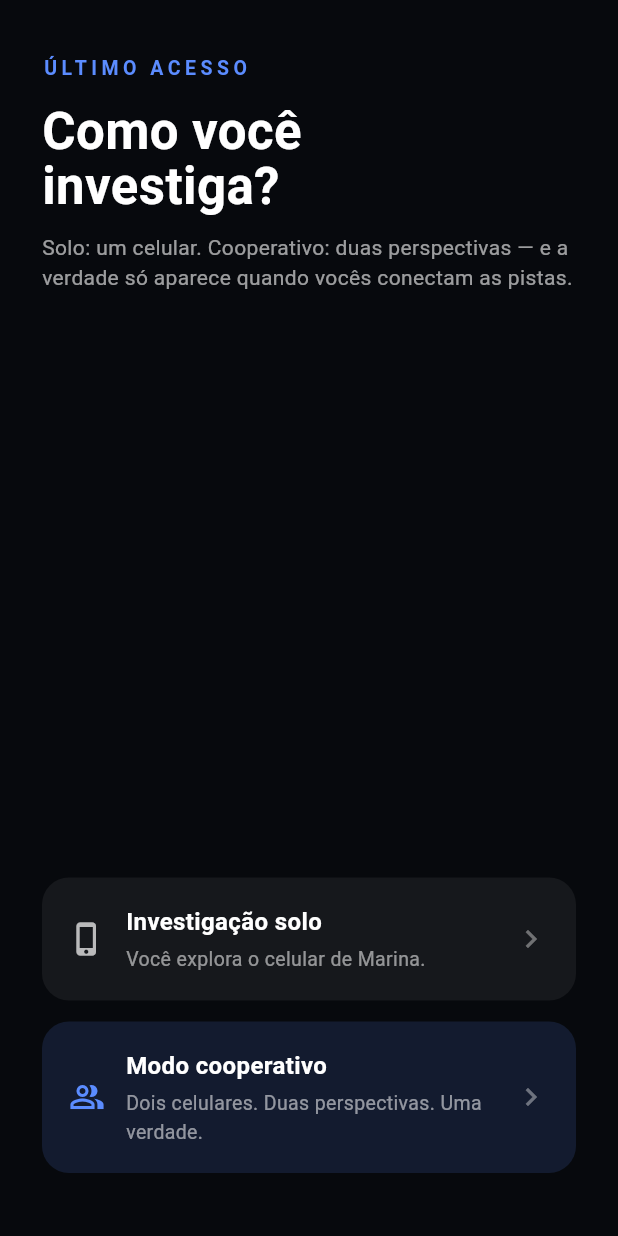
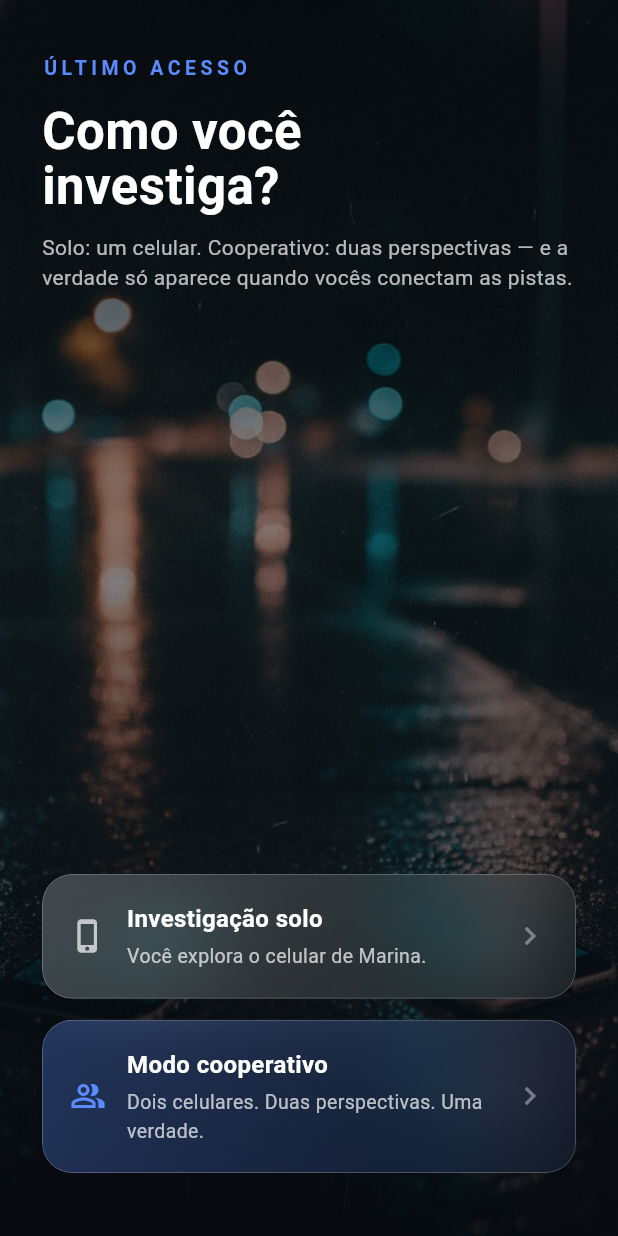
Before and after one commit to Anderson0312/LAST-TRACE, a Flutter app: the screen it shows after launch, on a phone screen of 412 x 824 dp. Run offline on Flutter 3.47's test engine with Material 3 defaults, Android fonts, the light colour scheme and no system bars; our stand-ins replace shared_preferences; missing offline and left inert: dart:html, dart:js; Roboto replaces fonts that are missing (SF Pro Text).

Commit message:
Add mode select wallpaper and glass UI
Adds a dedicated wallpaper for the mode selector and refreshes the screen with layered gradients, glass-like cards, and clearer text contrast. The dynamic island status icons were simplified to use Material icons for a cleaner, more consistent look.

```diff
--- a/lib/presentation/coop/mode_select_screen.dart
+++ b/lib/presentation/coop/mode_select_screen.dart
@@ -1,10 +1,12 @@
 import 'package:flutter/material.dart';
 import 'package:flutter/services.dart';
 import 'package:provider/provider.dart';
+import '../../core/assets/game_images.dart';
 import '../../core/theme/osis_theme.dart';
 import '../../data/repositories/case_repository.dart';
 import '../../domain/engines/game_engine.dart';
 import '../intro/intro_screen.dart';
+import '../phone/liquid_glass.dart';
 import 'coop_lobby_screen.dart';
 
 /// Escolha: solo ou cooperativo.
@@ -15,7 +17,28 @@
   Widget build(BuildContext context) {
     return Scaffold(
       backgroundColor: const Color(0xFF07090D),
-      body: SafeArea(
+      body: Stack(
+        fit: StackFit.expand,
+        children: [
+          GameAssetImage(
+            assetPath: GameImages.wallpaper('mode_select'),
+            fallback: const ColoredBox(color: Color(0xFF07090D)),
+          ),
+          const DecoratedBox(
+            decoration: BoxDecoration(
+              gradient: LinearGradient(
+                begin: Alignment.topCenter,
+                end: Alignment.bottomCenter,
+                colors: [
+                  Color(0xCC05070C),
+                  Color(0x6605070C),
+                  Color(0xE605070C),
+                ],
+                stops: [0.0, 0.42, 1.0],
+              ),
+            ),
+          ),
+          SafeArea(
             child: Padding(
               padding: const EdgeInsets.fromLTRB(28, 36, 28, 24),
               child: Column(
@@ -43,7 +66,7 @@
                   const SizedBox(height: 12),
                   const Text(
                     'Solo: um celular. Cooperativo: duas perspectivas — e a verdade só aparece quando vocês conectam as pistas.',
-                style: TextStyle(color: Colors.white60, height: 1.45),
+                    style: TextStyle(color: Colors.white70, height: 1.45),
                   ),
                   const Spacer(),
                   _ModeCard(
@@ -74,7 +97,9 @@
                     onTap: () {
                       HapticFeedback.mediumImpact();
                       Navigator.of(context).push(
-                    MaterialPageRoute(builder: (_) => const CoopLobbyScreen()),
+                        MaterialPageRoute(
+                          builder: (_) => const CoopLobbyScreen(),
+                        ),
                       );
                     },
                   ),
@@ -82,6 +107,8 @@
                 ],
               ),
             ),
+          ),
+        ],
       ),
     );
   }
@@ -104,15 +131,13 @@
 
   @override
   Widget build(BuildContext context) {
-    return Material(
-      color: highlight
-          ? OsisTheme.accent.withValues(alpha: 0.14)
-          : Colors.white.withValues(alpha: 0.06),
-      borderRadius: BorderRadius.circular(18),
-      child: InkWell(
+    return GestureDetector(
       onTap: onTap,
-        borderRadius: BorderRadius.circular(18),
-        child: Padding(
+      child: LiquidGlass(
+        radius: 20,
+        blur: 22,
+        opacity: highlight ? 0.20 : 0.12,
+        tint: highlight ? OsisTheme.accent : Colors.white,
         padding: const EdgeInsets.all(18),
         child: Row(
           children: [
@@ -133,7 +158,7 @@
                   const SizedBox(height: 4),
                   Text(
                     subtitle,
-                      style: const TextStyle(color: Colors.white54, fontSize: 13),
+                    style: const TextStyle(color: Colors.white70, fontSize: 13),
                   ),
                 ],
               ),
@@ -142,7 +167,6 @@
           ],
         ),
       ),
-      ),
     );
   }
 }
```
Also changed, not shown: lib/presentation/phone/dynamic_island.dart (+2 -57 lines), assets/images/wallpapers/mode_select.jpeg (added). Lines whose indentation alone changed are shown as unchanged.
